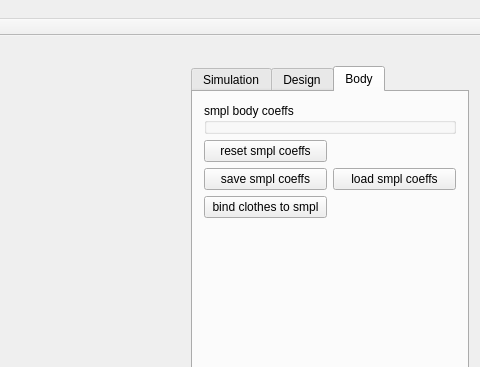
dolphin-li/ClothDesigner, file clothdesigner.ui: the form before one commit; both pictures show x 410 to 890 and y 0 to 367 of the 890 by 784 pixel window.
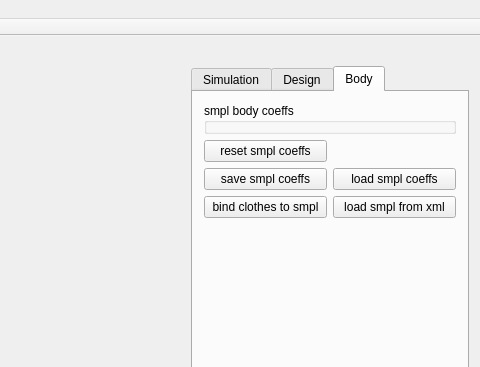
The form after the commit. The open tabs and pages were chosen to show the change.

```diff
--- a/clothdesigner.ui
+++ b/clothdesigner.ui
@@ -495,6 +495,13 @@
            </property>
           </widget>
          </item>
+         <item row="3" column="1">
+          <widget class="QPushButton" name="pbLoadSmplFromXml">
+           <property name="text">
+            <string>load smpl from xml</string>
+           </property>
+          </widget>
+         </item>
         </layout>
        </widget>
       </widget>
```
Left out of the diff: 2 changed lines with no effect on the pictures.
